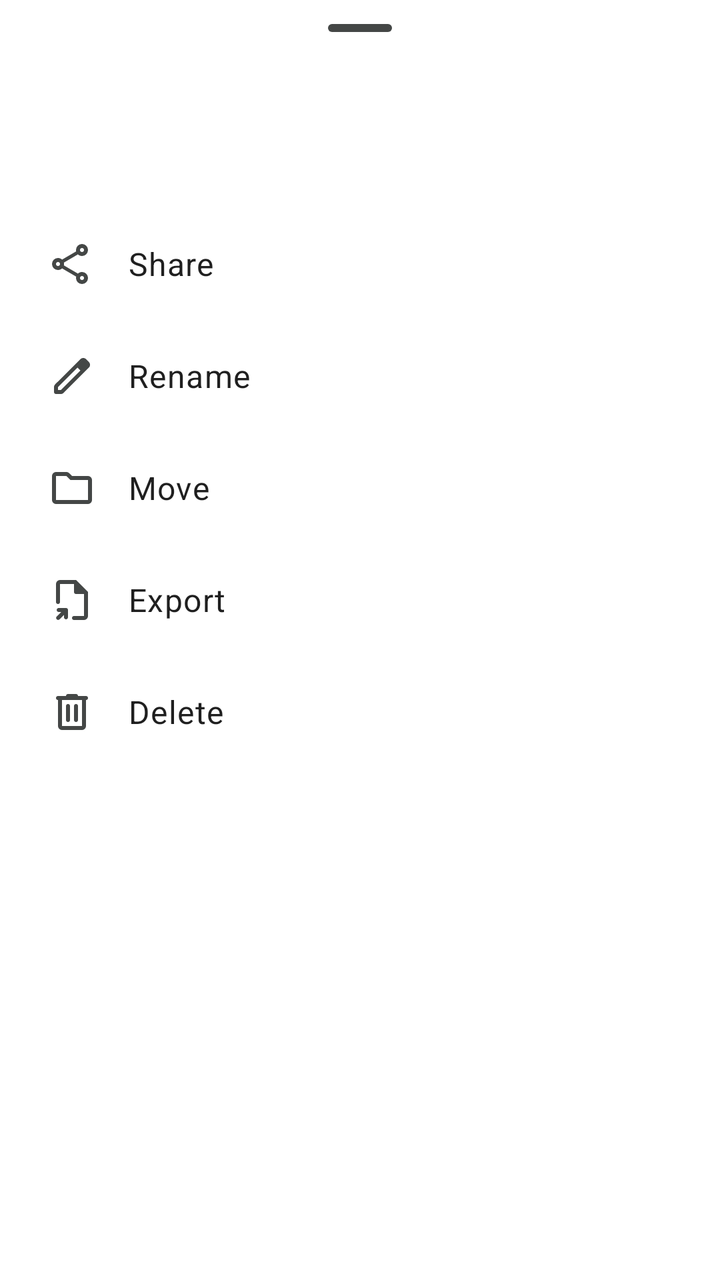
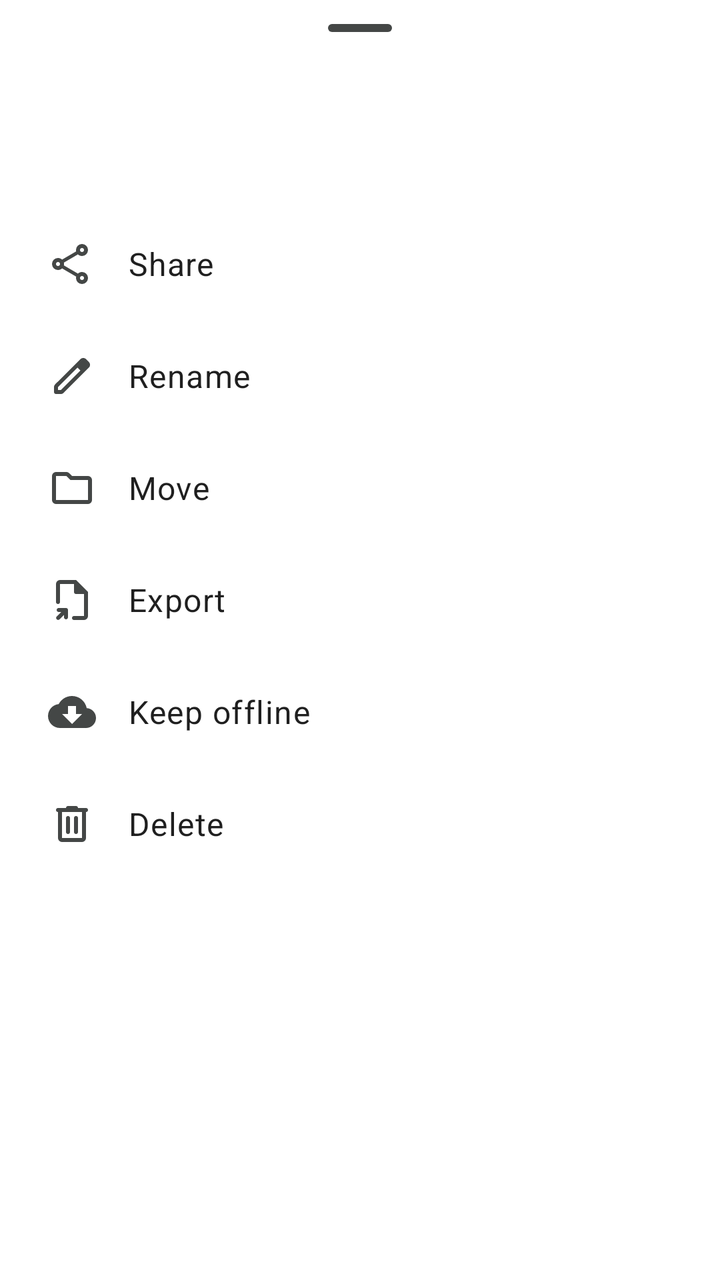

Compare the two renders of this Android layout. The source of the first and the diff that turns it into the second are given below.
<!-- AndroidManifest.xml: application theme AppTheme -->
<!-- res/layout/dialog_bottom_sheet_file_settings.xml -->
<?xml version="1.0" encoding="utf-8"?>
<androidx.core.widget.NestedScrollView xmlns:android="http://schemas.android.com/apk/res/android"
	xmlns:app="http://schemas.android.com/apk/res-auto"
	android:layout_width="match_parent"
	android:layout_height="match_parent">

	<LinearLayout
		android:layout_width="match_parent"
		android:layout_height="match_parent"
		android:orientation="vertical"
		android:paddingBottom="16dp">

		<com.google.android.material.bottomsheet.BottomSheetDragHandleView
			android:layout_width="match_parent"
			android:layout_height="wrap_content" />

		<RelativeLayout
			android:layout_width="match_parent"
			android:layout_height="56dp"
			android:gravity="center_vertical">

			<ImageView
				android:id="@+id/iv_file_image"
				android:layout_width="@dimen/thumbnail_size"
				android:layout_height="@dimen/thumbnail_size"
				android:layout_centerVertical="true"
				android:layout_marginStart="16dp"
				android:layout_marginEnd="16dp" />

			<LinearLayout
				android:layout_width="match_parent"
				android:layout_height="wrap_content"
				android:layout_centerVertical="true"
				android:layout_marginStart="4dp"
				android:layout_marginEnd="16dp"
				android:layout_toEndOf="@id/iv_file_image"
				android:orientation="vertical">

				<TextView
					android:id="@+id/tv_file_name"
					android:layout_width="match_parent"
					android:layout_height="wrap_content"
					android:ellipsize="middle"
					android:gravity="center_vertical"
					android:singleLine="true"
					android:textSize="20sp" />
				

				<TextView
					android:id="@+id/tv_file_path"
					android:layout_width="match_parent"
					android:layout_height="wrap_content"
					android:ellipsize="middle"
					android:singleLine="true" />
				
			</LinearLayout>

		</RelativeLayout>


		<TextView
			android:id="@+id/share_file"
			style="@style/AppTheme.ListItem"
			android:text="@string/screen_file_browser_node_action_share"
			app:drawableStartCompat="@drawable/ic_share" />

		<TextView
			android:id="@+id/open_with_text"
			style="@style/AppTheme.ListItem"
			android:text="@string/screen_file_browser_node_action_open_with_text"
			android:visibility="gone"
			app:drawableStartCompat="@drawable/ic_open_with" />

		<TextView
			android:id="@+id/rename_file"
			style="@style/AppTheme.ListItem"
			android:text="@string/screen_file_browser_node_action_rename"
			app:drawableStartCompat="@drawable/ic_edit" />

		<TextView
			android:id="@+id/move_file"
			style="@style/AppTheme.ListItem"
			android:text="@string/screen_file_browser_node_action_move"
			app:drawableStartCompat="@drawable/ic_folder" />

		<TextView
			android:id="@+id/export_file"
			style="@style/AppTheme.ListItem"
			android:text="@string/screen_file_browser_node_action_export"
			app:drawableStartCompat="@drawable/ic_export" />

		<TextView
			android:id="@+id/delete_file"
			style="@style/AppTheme.ListItem"
			android:text="@string/screen_file_browser_node_action_delete"
			app:drawableStartCompat="@drawable/ic_delete" />

	</LinearLayout>

</androidx.core.widget.NestedScrollView>
<!-- resources referenced by this layout -->
<resources>
  <dimen name="thumbnail_size">36dp</dimen>
  <string name="screen_file_browser_node_action_delete">Delete</string>
  <string name="screen_file_browser_node_action_export">Export</string>
  <string name="screen_file_browser_node_action_move" translatable="false">@string/screen_file_browser_move_button_text</string>
  <string name="screen_file_browser_node_action_open_with_text">Open with…</string>
  <string name="screen_file_browser_node_action_rename">Rename</string>
  <string name="screen_file_browser_node_action_share">Share</string>
  <style name="AppTheme" parent="AppTheme.Base" />
  <color name="latch_primary">#1A73E8</color>
  <color name="latch_on_primary">#FFFFFF</color>
  <color name="latch_primary_container">#D3E3FD</color>
  <color name="latch_on_primary_container">#174EA6</color>
  <color name="latch_primary_inverse">#8AB4F8</color>
  <color name="latch_secondary">#00639B</color>
  <color name="latch_on_secondary">#FFFFFF</color>
  <color name="latch_secondary_container">#C2E7FF</color>
  <color name="latch_on_secondary_container">#004A77</color>
  <color name="latch_tertiary">#146C2E</color>
  <color name="latch_on_tertiary">#FFFFFF</color>
  <color name="latch_tertiary_container">#C4EED0</color>
  <color name="latch_on_tertiary_container">#0F5223</color>
  <color name="latch_error">#B3261E</color>
  <color name="latch_on_error">#FFFFFF</color>
  <color name="latch_error_container">#F9DEDC</color>
  <color name="latch_on_error_container">#8C1D18</color>
  <color name="latch_surface">#FFFFFF</color>
  <color name="latch_on_surface">#1F1F1F</color>
  <color name="latch_surface_variant">#DDE3EA</color>
  <color name="latch_on_surface_variant">#444746</color>
  <color name="latch_surface_inverse">#303030</color>
  <color name="latch_on_surface_inverse">#F2F2F2</color>
  <color name="latch_surface_dim">#D3DBE5</color>
  <color name="latch_surface_bright">#FFFFFF</color>
  <color name="latch_surface_container_lowest">#FFFFFF</color>
  <color name="latch_surface_container_low">#F8FAFD</color>
  <color name="latch_surface_container">#F0F4F9</color>
  <color name="latch_surface_container_high">#E9EEF6</color>
  <color name="latch_surface_container_highest">#DDE3EA</color>
  <color name="latch_outline">#747775</color>
  <color name="latch_outline_variant">#C4C7C5</color>
  <color name="colorPrimary">#1A73E8</color>
  <style name="AppTheme.FloatingActionButton" parent="Widget.Material3.FloatingActionButton.Primary" />
  <style name="AppTheme.Toolbar" parent="Widget.Material3.Toolbar.Surface">
  		<item name="titleTextAppearance">?attr/textAppearanceTitleLarge</item>
  		<item name="subtitleTextAppearance">?attr/textAppearanceLabelMedium</item>
  		<item name="subtitleTextColor">?attr/colorOnSurfaceVariant</item>
  	</style>
  <style name="PreferenceTheme" parent="@style/BasePreferenceThemeOverlay">
  		<item name="preferenceCategoryTitleTextColor">?attr/colorPrimary</item>
  		<item name="switchPreferenceCompatStyle">@style/AppTheme.SwitchPreference</item>
  	</style>
  <style name="ModalBottomSheetDialog" parent="ThemeOverlay.Material3.BottomSheetDialog">
  		<item name="bottomSheetStyle">@style/ModalBottomSheet</item>
  	</style>
  <style name="AppTheme.Dialog" parent="ThemeOverlay.Material3.MaterialAlertDialog">
  		<item name="alertDialogStyle">@style/AppTheme.DialogBackground</item>
  	</style>
  <style name="AppTheme.SwitchPreference" parent="Preference.SwitchPreferenceCompat.Material">
  		<item name="widgetLayout">@layout/preference_widget_material_switch</item>
  	</style>
  <style name="ModalBottomSheet" parent="Widget.Material3.BottomSheet.Modal">
  		<item name="backgroundTint">@color/latch_sheet</item>
  	</style>
  <style name="AppTheme.DialogBackground" parent="MaterialAlertDialog.Material3">
  		<item name="backgroundTint">@color/latch_dialog</item>
  	</style>
</resources>

<!-- the commit's change to res/layout/dialog_bottom_sheet_file_settings.xml (unified diff, before → after) -->
@@ -90,6 +90,12 @@
 			app:drawableStartCompat="@drawable/ic_export" />
 
 		<TextView
+			android:id="@+id/keep_offline"
+			style="@style/AppTheme.ListItem"
+			android:text="@string/screen_file_browser_node_action_keep_offline"
+			app:drawableStartCompat="@drawable/ic_cloud_download" />
+
+		<TextView
 			android:id="@+id/delete_file"
 			style="@style/AppTheme.ListItem"
 			android:text="@string/screen_file_browser_node_action_delete"
<!-- resource entries referenced after the edit -->
@@ -3,6 +3,7 @@
   <dimen name="thumbnail_size">36dp</dimen>
   <string name="screen_file_browser_node_action_delete">Delete</string>
   <string name="screen_file_browser_node_action_export">Export</string>
+  <string name="screen_file_browser_node_action_keep_offline">Keep offline</string>
   <string name="screen_file_browser_node_action_move" translatable="false">@string/screen_file_browser_move_button_text</string>
   <string name="screen_file_browser_node_action_open_with_text">Open with…</string>
   <string name="screen_file_browser_node_action_rename">Rename</string>
